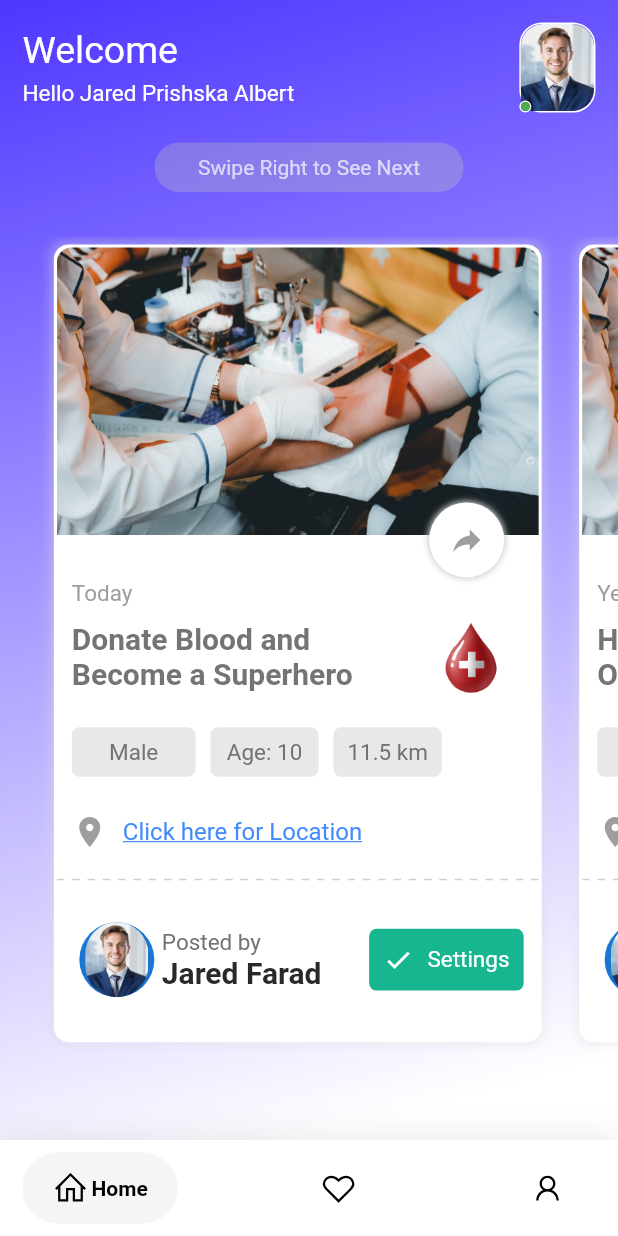
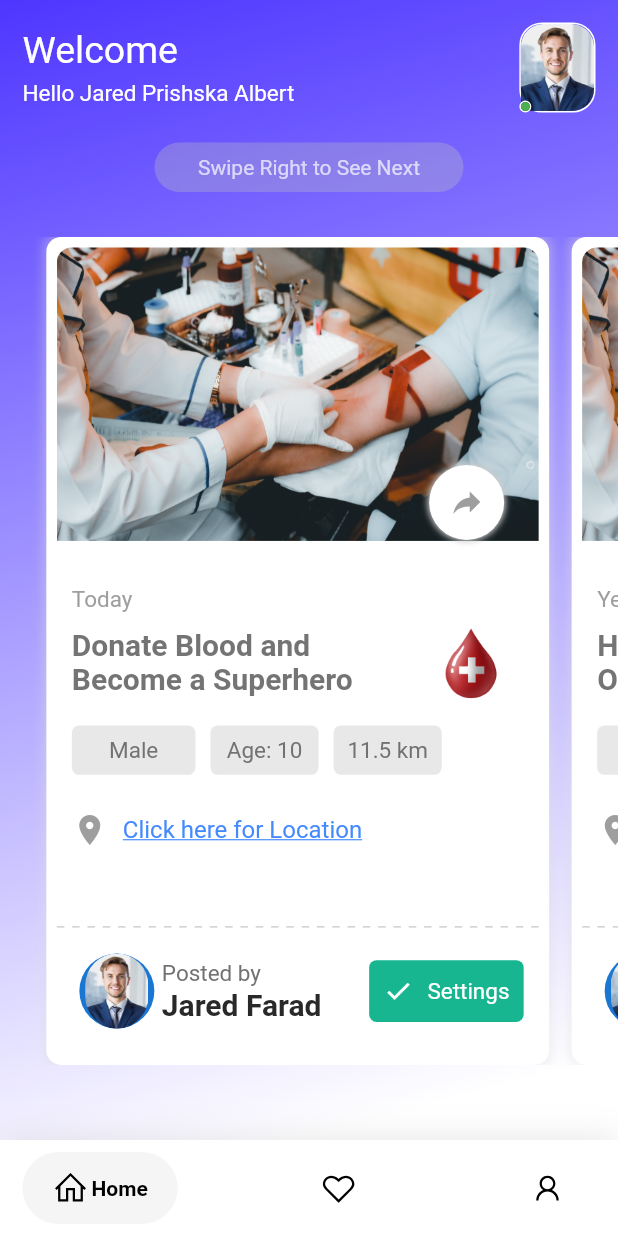
Before and after one commit to oti-adjei/BloodSpotUI, a Flutter app: the screen it shows after launch, on a phone screen of 412 x 824 dp. Run offline on Flutter 3.47's test engine with Material 2 defaults, Android fonts, the phone set to English and light mode, and no system bars; drawn by our look-alikes of google_nav_bar; our stand-ins replace line_icons, share_plus.

Commit message:
Few tweaks

```diff
--- a/lib/main.dart
+++ b/lib/main.dart
@@ -11,12 +11,8 @@ class MyApp extends StatelessWidget {
   // This widget is the root of your application.
   @override
   Widget build(BuildContext context) {
-    return MaterialApp(
-      title: 'Flutter Demo',
-      theme: ThemeData(
-        primarySwatch: Colors.blue,
-      ),
-      home: const CustomBottomNavigation(),
+    return const MaterialApp(
+      home: CustomBottomNavigation(),
     );
   }
 }
--- a/lib/screens/home.dart
+++ b/lib/screens/home.dart
@@ -1,6 +1,6 @@
+import 'package:blood_spot/widget/card.dart';
 import 'package:flutter/material.dart';
 import '../widget/appbar.dart';
-import '../widget/card.dart';
 
 class Home extends StatefulWidget {
   const Home({Key? key}) : super(key: key);
@@ -45,9 +45,6 @@ class _HomeState extends State<Home> {
                 ),
               ),
               Expanded(
-                  flex: 9,
-                  child: Container(
-                    //color: Colors.white,
                   child: PageView(
                 controller: PageController(
                   viewportFraction: 0.85,
@@ -106,10 +103,9 @@ class _HomeState extends State<Home> {
                     urlshare: 'www.instagram.com',
                   ),
                 ],
-                    ),
               )),
-              Expanded(
-                  flex: 1,
+              SizedBox(
+                  height: 50,
                   child: Container(
                       //color: Colors.black
                       )),
--- a/lib/screens/settings.dart
+++ b/lib/screens/settings.dart
@@ -13,7 +13,7 @@ class Settings extends StatefulWidget {
 }
 
 class _SettingsState extends State<Settings> {
-  void EditDialog() {
+  void editDialog() {
     showDialog(
         context: context,
         builder: (context) {
@@ -44,10 +44,10 @@ class _SettingsState extends State<Settings> {
         //AppBAr
         appBar: AppBar(
           elevation: 0.5,
-          leading: const Icon(
-            Icons.arrow_back,
-            color: Colors.black,
-          ),
+          // leading: const Icon(
+          //   Icons.arrow_back,
+          //   color: Colors.black,
+          // ),
           actions: <Widget>[
             IconButton(
               icon: const Icon(
@@ -56,7 +56,7 @@ class _SettingsState extends State<Settings> {
               ),
               onPressed: () {
                 // Display the edit dialog
-                EditDialog();
+                editDialog();
               },
             )
           ],
--- a/lib/widget/appbar.dart
+++ b/lib/widget/appbar.dart
@@ -17,12 +17,14 @@ class Customappbar extends StatelessWidget {
             Column(
               crossAxisAlignment: CrossAxisAlignment.start,
               children: [
-                Text("Welcome",
+                const Text("Welcome",
                     style: TextStyle(fontSize: 25, color: Colors.white)),
-                Padding(padding: EdgeInsets.only(top: 5)),
+                const SizedBox(
+                  height: 5,
+                ),
                 Text(
                   "Hello $userName",
-                  style: TextStyle(
+                  style: const TextStyle(
                     color: Colors.white,
                     fontSize: 15,
                   ),
--- a/lib/widget/card.dart
+++ b/lib/widget/card.dart
@@ -9,7 +9,7 @@ import 'package:url_launcher/url_launcher.dart';
 class MyCard extends StatelessWidget {
   final int age;
   final String name;
-  final day;
+  final String day;
   final double distance;
   final String url;
   final String urlshare;
@@ -29,11 +29,12 @@ class MyCard extends StatelessWidget {
 
   @override
   Widget build(BuildContext context) {
-    return Expanded(
+    return Column(
+      children: <Widget>[
+        Expanded(
           child: Container(
               margin: const EdgeInsets.only(right: 15.0),
-        child: Container(
-            margin: const EdgeInsets.all(5.0),
+              padding: const EdgeInsets.all(5.0),
               decoration: const BoxDecoration(
                   boxShadow: [
                     BoxShadow(
@@ -45,7 +46,7 @@ class MyCard extends StatelessWidget {
                   borderRadius: BorderRadius.all(Radius.circular(10))),
               child: Column(children: [
                 Expanded(
-                child: Padding(
+                  child: Container(
                     padding: const EdgeInsets.all(2.0),
                     child: Stack(
                       children: [
@@ -73,7 +74,8 @@ class MyCard extends StatelessWidget {
                                           bottomRight: Radius.circular(20.0),
                                           bottomLeft: Radius.circular(20))),
                                   child: Column(
-                                  crossAxisAlignment: CrossAxisAlignment.start,
+                                    crossAxisAlignment:
+                                        CrossAxisAlignment.start,
                                     children: [
                                       Expanded(
                                         flex: 6,
@@ -88,14 +90,15 @@ class MyCard extends StatelessWidget {
                                               Padding(
                                                 padding: const EdgeInsets.only(
                                                     top: 20),
-                                              child: Text("$day",
+                                                child: Text(day,
                                                     style: const TextStyle(
                                                         fontSize: 15,
                                                         color: Colors.grey)),
                                               ),
 
                                               const Padding(
-                                              padding: EdgeInsets.only(top: 5),
+                                                padding:
+                                                    EdgeInsets.only(top: 5),
                                               ),
                                               //Welcome Row
                                               Row(
@@ -110,8 +113,7 @@ class MyCard extends StatelessWidget {
                                                               .start,
                                                       children: [
                                                         Text(mainText,
-                                                          style:
-                                                              const TextStyle(
+                                                            style: const TextStyle(
                                                                 fontSize: 20,
                                                                 fontWeight:
                                                                     FontWeight
@@ -122,10 +124,9 @@ class MyCard extends StatelessWidget {
                                                                         79,
                                                                         78,
                                                                         78))),
-                                                      const Padding(
-                                                          padding:
-                                                              EdgeInsets.only(
-                                                                  top: 5)),
+                                                        const SizedBox(
+                                                          height: 5,
+                                                        ),
                                                       ],
                                                     ),
                                                     //blood logo
@@ -134,28 +135,33 @@ class MyCard extends StatelessWidget {
                                                           const EdgeInsets.only(
                                                               right: 5.0),
                                                       child: Container(
-                                                      child: const CircleAvatar(
+                                                        child:
+                                                            const CircleAvatar(
                                                           backgroundColor:
-                                                            Colors.transparent,
+                                                              Colors
+                                                                  .transparent,
                                                           radius: 30,
-                                                        backgroundImage: AssetImage(
+                                                          backgroundImage:
+                                                              AssetImage(
                                                                   "assets/images/blood_drop.png"),
                                                         ),
                                                       ),
                                                     ),
                                                   ]), // Row),,
-                                            const Padding(
-                                              padding: EdgeInsets.only(top: 15),
+                                              const SizedBox(
+                                                height: 10,
                                               ),
                                               //Donate Row
                                               Row(
                                                 children: [
                                                   Container(
-                                                  width: MediaQuery.of(context)
+                                                    width:
+                                                        MediaQuery.of(context)
                                                                 .size
                                                                 .width *
                                                             0.2,
-                                                  height: MediaQuery.of(context)
+                                                    height:
+                                                        MediaQuery.of(context)
                                                                 .size
                                                                 .height *
                                                             0.04,
@@ -173,7 +179,8 @@ class MyCard extends StatelessWidget {
                                                         gender,
                                                         style: const TextStyle(
                                                             fontSize: 15,
-                                                          color: Color.fromARGB(
+                                                            color:
+                                                                Color.fromARGB(
                                                                     255,
                                                                     114,
                                                                     114,
@@ -182,13 +189,16 @@ class MyCard extends StatelessWidget {
                                                     ),
                                                   ),
                                                   Container(
-                                                  margin: const EdgeInsets.only(
+                                                    margin:
+                                                        const EdgeInsets.only(
                                                             left: 10),
-                                                  width: MediaQuery.of(context)
+                                                    width:
+                                                        MediaQuery.of(context)
                                                                 .size
                                                                 .width *
                                                             0.175,
-                                                  height: MediaQuery.of(context)
+                                                    height:
+                                                        MediaQuery.of(context)
                                                                 .size
                                                                 .height *
                                                             0.04,
@@ -206,7 +216,8 @@ class MyCard extends StatelessWidget {
                                                         "Age: $age",
                                                         style: const TextStyle(
                                                             fontSize: 15,
-                                                          color: Color.fromARGB(
+                                                            color:
+                                                                Color.fromARGB(
                                                                     255,
                                                                     114,
                                                                     114,
@@ -215,13 +226,16 @@ class MyCard extends StatelessWidget {
                                                     ),
                                                   ),
                                                   Container(
-                                                  margin: const EdgeInsets.only(
+                                                    margin:
+                                                        const EdgeInsets.only(
                                                             left: 10),
-                                                  width: MediaQuery.of(context)
+                                                    width:
+                                                        MediaQuery.of(context)
                                                                 .size
                                                                 .width *
                                                             0.175,
-                                                  height: MediaQuery.of(context)
+                                                    height:
+                                                        MediaQuery.of(context)
                                                                 .size
                                                                 .height *
                                                             0.04,
@@ -239,7 +253,8 @@ class MyCard extends StatelessWidget {
                                                         "$distance km",
                                                         style: const TextStyle(
                                                             fontSize: 15,
-                                                          color: Color.fromARGB(
+                                                            color:
+                                                                Color.fromARGB(
                                                                     255,
                                                                     114,
                                                                     114,
@@ -260,16 +275,18 @@ class MyCard extends StatelessWidget {
                                                 //color: Colors.green,
                                                 child: Row(
                                                   children: [
-                                                  const Icon(Icons.location_on,
+                                                    const Icon(
+                                                        Icons.location_on,
                                                         color: Colors.grey),
-                                                  Padding(
-                                                    padding:
-                                                        const EdgeInsets.only(
-                                                            left: 10.0),
-                                                    child: InkWell(
+                                                    InkWell(
                                                       onTap: () {
                                                         linkto(url);
                                                       },
+                                                      child: Container(
+                                                        padding:
+                                                            const EdgeInsets
+                                                                    .only(
+                                                                left: 10.0),
                                                         child: const Text(
                                                             "Click here for Location",
                                                             style: TextStyle(
@@ -289,7 +306,7 @@ class MyCard extends StatelessWidget {
                                         ),
                                       ),
                                       Expanded(
-                                      flex: 3,
+                                        flex: 2,
                                         child: Container(
                                           decoration: const BoxDecoration(
                                               color: Colors.white,
@@ -300,9 +317,6 @@ class MyCard extends StatelessWidget {
                                                       Radius.circular(20))),
                                           child: Column(
                                             children: [
-                                            const Padding(
-                                                padding:
-                                                    EdgeInsets.only(bottom: 5)),
                                               const MySeparator(),
                                               Expanded(
                                                 child: Column(
@@ -322,15 +336,17 @@ class MyCard extends StatelessWidget {
                                                                   const EdgeInsets
                                                                           .only(
                                                                       left: 15),
-                                                            child: CircleAvatar(
+                                                              child:
+                                                                  CircleAvatar(
                                                                 radius: 25,
-                                                              child: ClipRRect(
+                                                                child:
+                                                                    ClipRRect(
                                                                   borderRadius:
                                                                       BorderRadius
                                                                           .circular(
                                                                               50.0),
-                                                                child:
-                                                                    Image.asset(
+                                                                  child: Image
+                                                                      .asset(
                                                                     'assets/images/1.jpg',
                                                                   ),
                                                                 ),
@@ -364,8 +380,7 @@ class MyCard extends StatelessWidget {
                                                                       style: const TextStyle(
                                                                           fontSize:
                                                                               20,
-                                                                        fontWeight:
-                                                                            FontWeight
+                                                                          fontWeight: FontWeight
                                                                               .bold,
                                                                           color: Color.fromARGB(
                                                                               255,
@@ -383,7 +398,8 @@ class MyCard extends StatelessWidget {
                                                             margin:
                                                                 const EdgeInsets
                                                                         .only(
-                                                                  right: 10.0),
+                                                                    right:
+                                                                        10.0),
                                                             height: MediaQuery.of(
                                                                         context)
                                                                     .size
@@ -400,13 +416,13 @@ class MyCard extends StatelessWidget {
                                                                   BorderRadius
                                                                       .circular(
                                                                           8),
-                                                            color: Colors.white,
+                                                              color:
+                                                                  Colors.white,
                                                             ),
                                                             child: Container(
                                                               decoration:
                                                                   const BoxDecoration(
-                                                              borderRadius:
-                                                                  BorderRadius
+                                                                borderRadius: BorderRadius
                                                                     .all(Radius
                                                                         .circular(
                                                                             5)),
@@ -457,7 +473,7 @@ class MyCard extends StatelessWidget {
                         ),
                         Positioned(
                           right: 23,
-                        top: 170,
+                          top: 145,
                           child: Container(
                             decoration: const BoxDecoration(
                               // color: Colors.white,
@@ -493,6 +509,7 @@ class MyCard extends StatelessWidget {
                 ),
               ])),
         ),
+      ],
     );
   }
 }
--- a/lib/widget/profile.dart
+++ b/lib/widget/profile.dart
@@ -34,8 +34,6 @@ class MyWidget extends StatelessWidget {
       children: <Widget>[
         Expanded(
           flex: 3, // 20%
-          child: Container(
-            //color: Colors.green,
           child: Column(
             children: [
               Expanded(
@@ -66,19 +64,14 @@ class MyWidget extends StatelessWidget {
               ),
               Expanded(
                 flex: 2,
-                  child: Container(
-                    //color: Colors.red,
                 child: Center(
                   child: Text(name,
                       style: TextStyle(
-                              fontSize:
-                                  MediaQuery.of(context).size.height * 0.02,
+                          fontSize: MediaQuery.of(context).size.height * 0.02,
                           fontWeight: FontWeight.bold)),
                 ),
               ),
-                ),
             ],
-            ),
           ),
         ),
         Expanded(
```
Also changed, not shown: 217 other files. Lines whose indentation alone changed are shown as unchanged.
